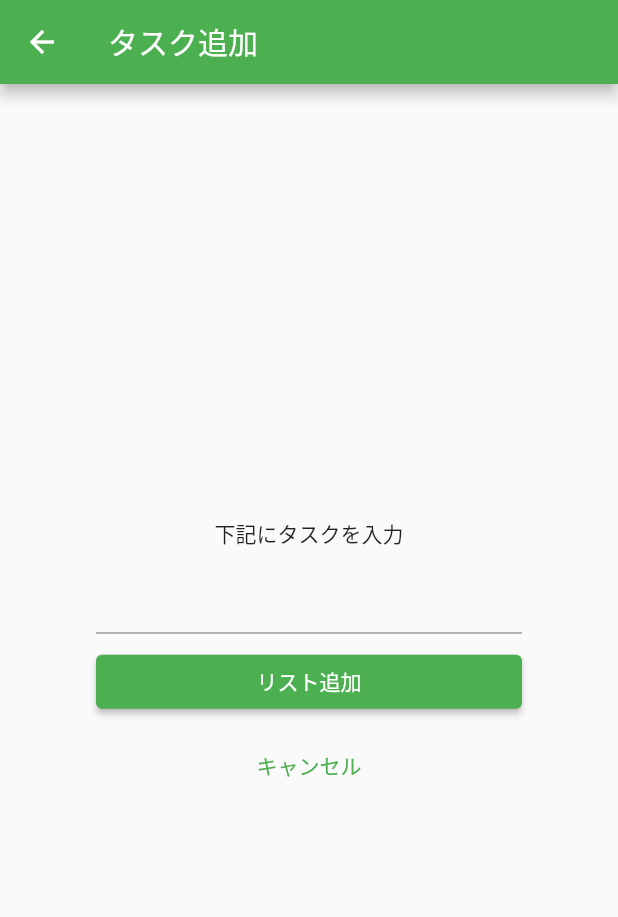
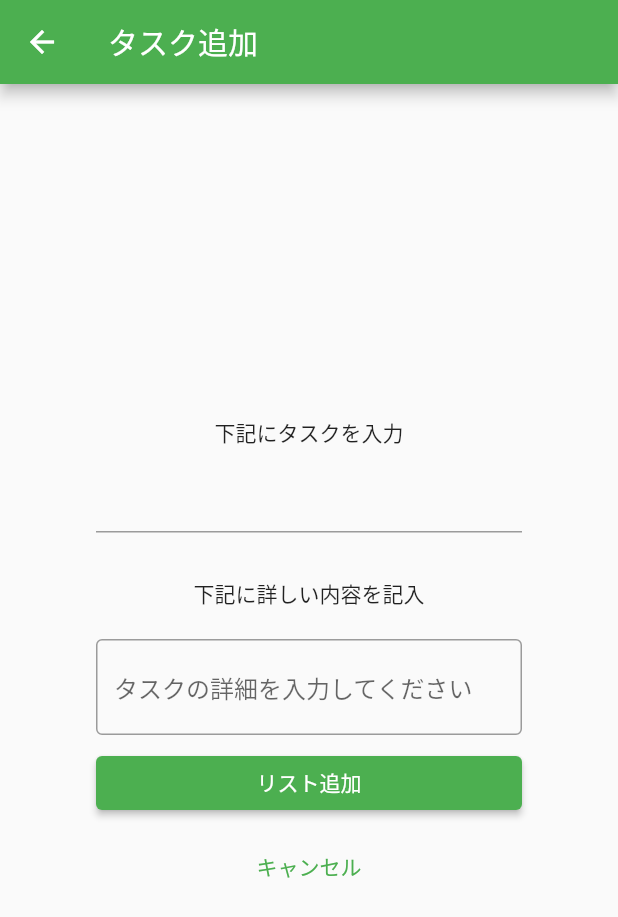
Before and after one commit to hiro13255/flutter-todo-app, a Flutter app: the screen it shows after launch, after a tap on the "add" icon, on a phone screen of 412 x 824 dp. Shown: the top 917 px of the screen. Run offline on Flutter 3.47's test engine with Material 2 defaults, Android fonts, the phone set to English and light mode, and no system bars.

Commit message:
タスクに対しての詳細情報を記載する機能の追加 #2
・Todoクラス追加
・詳細情報入力部分自動改行

```diff
--- a/lib/main.dart
+++ b/lib/main.dart
@@ -1,4 +1,11 @@
 import 'package:flutter/material.dart';
+
+class Todo {
+  String title;
+  String discription;
+
+  Todo(this.title, this.discription);
+}
 
 void main() {
   // 最初に表示するWidget
@@ -33,6 +40,7 @@ class TodoListPage extends StatefulWidget {
 class _TodoListPageState extends State<TodoListPage> {
   // Todoリストのデータ
   List<String> todoList = [];
+  List<Todo> detailTodo = [];
 
   @override
   Widget build(BuildContext context) {
@@ -43,11 +51,15 @@ class _TodoListPageState extends State<TodoListPage> {
       ),
       // データを元にListViewを作成
       body: ListView.builder(
-        itemCount: todoList.length,
+        itemCount: detailTodo.length,
         itemBuilder: (context, index) {
           return Card(
             child: ListTile(
-              title: Text(todoList[index]),
+              title: Text(detailTodo[index].title),
+              subtitle: Text(
+                  detailTodo[index].discription,
+                  maxLines: 3 // 表示行数指定
+              ),
             ),
           );
         },
@@ -66,7 +78,7 @@ class _TodoListPageState extends State<TodoListPage> {
             // キャンセルした場合は newListText が null となるので注意
             setState(() {
               // リスト追加
-              todoList.add(newListText);
+              detailTodo.add(newListText);
             });
           }
         },
@@ -83,7 +95,7 @@ class TodoAddPage extends StatefulWidget {
 
 class _TodoAddPageState extends State<TodoAddPage> {
   // 入力されたテキストをデータとして持つ
-  String _text = '';
+  Todo _todo = new Todo("", "");
 
   // データを元に表示するWidget
   @override
@@ -108,7 +120,22 @@ class _TodoAddPageState extends State<TodoAddPage> {
                 // データが変更したことを知らせる（画面を更新する）
                 setState(() {
                   // データを変更
-                  _text = value;
+                  _todo.title = value;
+                });
+              },
+            ),
+            const SizedBox(height: 30),
+            Text('下記に詳しい内容を記入'),
+            const SizedBox(height: 20),
+            TextField(
+              maxLines: null,
+              decoration: InputDecoration(
+                  border: OutlineInputBorder(),
+                  hintText: 'タスクの詳細を入力してください',
+              ),
+              onChanged: (String value) {
+                setState(() {
+                  _todo.discription = value;
                 });
               },
             ),
@@ -121,7 +148,7 @@ class _TodoAddPageState extends State<TodoAddPage> {
                 onPressed: () {
                   // "pop"で前の画面に戻る
                   // "pop"の引数から前の画面にデータを渡す
-                  Navigator.of(context).pop(_text);
+                  Navigator.of(context).pop(_todo);
                 },
                 child: Text('リスト追加', style: TextStyle(color: Colors.white)),
               ),
```
Also changed, not shown: 1 other file.
